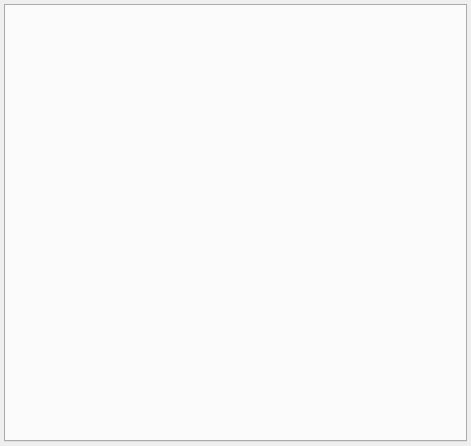
Qt form src/gui/memory/mcumonitor.ui (Arcachofo/SimulIDE-dev) before a commit.
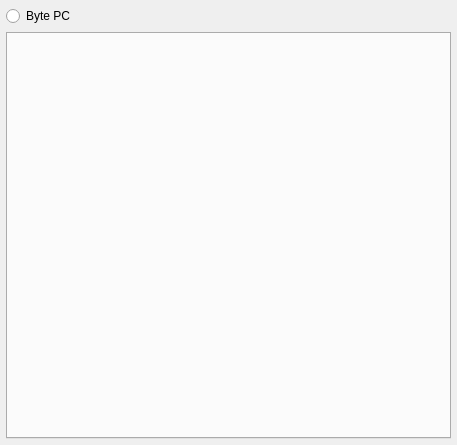
The same form after that commit.

Commit message: Mcu Monitor: PC & flash by PGM word size or byte.

The edit to the form file:
```diff
--- a/src/gui/memory/mcumonitor.ui
+++ b/src/gui/memory/mcumonitor.ui
@@ -6,8 +6,8 @@
    <rect>
     <x>0</x>
     <y>0</y>
-    <width>471</width>
-    <height>446</height>
+    <width>457</width>
+    <height>445</height>
    </rect>
   </property>
   <property name="windowTitle">
@@ -15,16 +15,16 @@
   </property>
   <layout class="QVBoxLayout" name="verticalLayout">
    <property name="leftMargin">
-    <number>4</number>
+    <number>6</number>
    </property>
    <property name="topMargin">
-    <number>4</number>
+    <number>6</number>
    </property>
    <property name="rightMargin">
-    <number>4</number>
+    <number>6</number>
    </property>
    <property name="bottomMargin">
-    <number>4</number>
+    <number>6</number>
    </property>
    <item>
     <layout class="QHBoxLayout" name="horizontalLayout">
@@ -34,6 +34,28 @@
      <property name="leftMargin">
       <number>0</number>
      </property>
+     <item>
+      <widget class="QRadioButton" name="byteButton">
+       <property name="sizePolicy">
+        <sizepolicy hsizetype="MinimumExpanding" vsizetype="Fixed">
+         <horstretch>0</horstretch>
+         <verstretch>0</verstretch>
+        </sizepolicy>
+       </property>
+       <property name="minimumSize">
+        <size>
+         <width>1</width>
+         <height>0</height>
+        </size>
+       </property>
+       <property name="locale">
+        <locale language="C" country="AnyCountry"/>
+       </property>
+       <property name="text">
+        <string>Byte PC</string>
+       </property>
+      </widget>
+     </item>
     </layout>
    </item>
    <item>
```
The commit also changes 6 other files.
